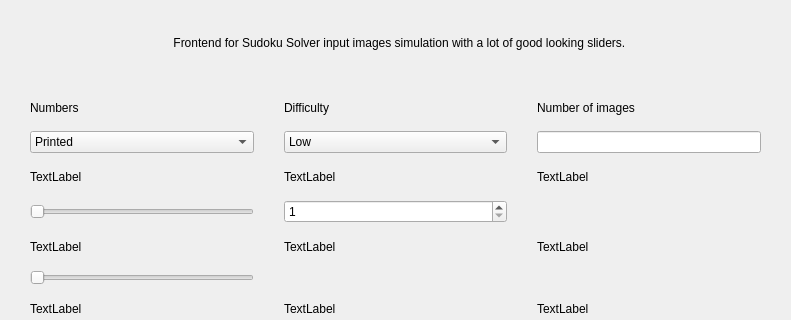
Qt form GUI/Version_0_2/Sudoku.ui (sreeni5493/Sys_sw_engg17-18) before a commit; both pictures show x 0 to 791 and y 0 to 320 of the 791 by 600 pixel window.
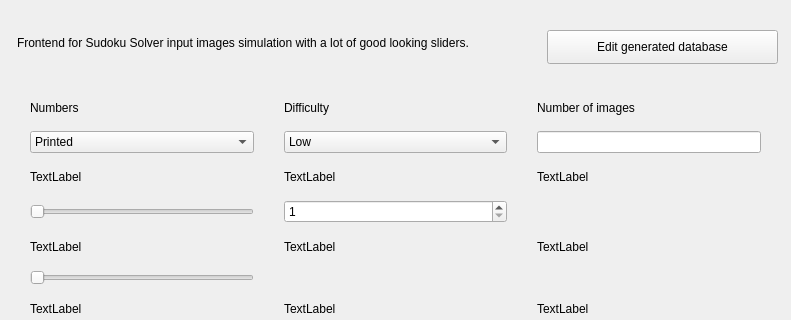
The same form after that commit.

Diff of the .ui file:
```diff
--- a/GUI/Version_0_2/Sudoku.ui
+++ b/GUI/Version_0_2/Sudoku.ui
@@ -345,12 +345,25 @@
     <rect>
      <x>17</x>
      <y>17</y>
-     <width>761</width>
+     <width>521</width>
      <height>51</height>
     </rect>
    </property>
    <property name="text">
-    <string>                                               Frontend for Sudoku Solver input images simulation with a lot of good looking sliders.</string>
+    <string>Frontend for Sudoku Solver input images simulation with a lot of good looking sliders.</string>
+   </property>
+  </widget>
+  <widget class="QPushButton" name="pushButton_3">
+   <property name="geometry">
+    <rect>
+     <x>547</x>
+     <y>30</y>
+     <width>231</width>
+     <height>34</height>
+    </rect>
+   </property>
+   <property name="text">
+    <string>Edit generated database</string>
    </property>
   </widget>
  </widget>
```
